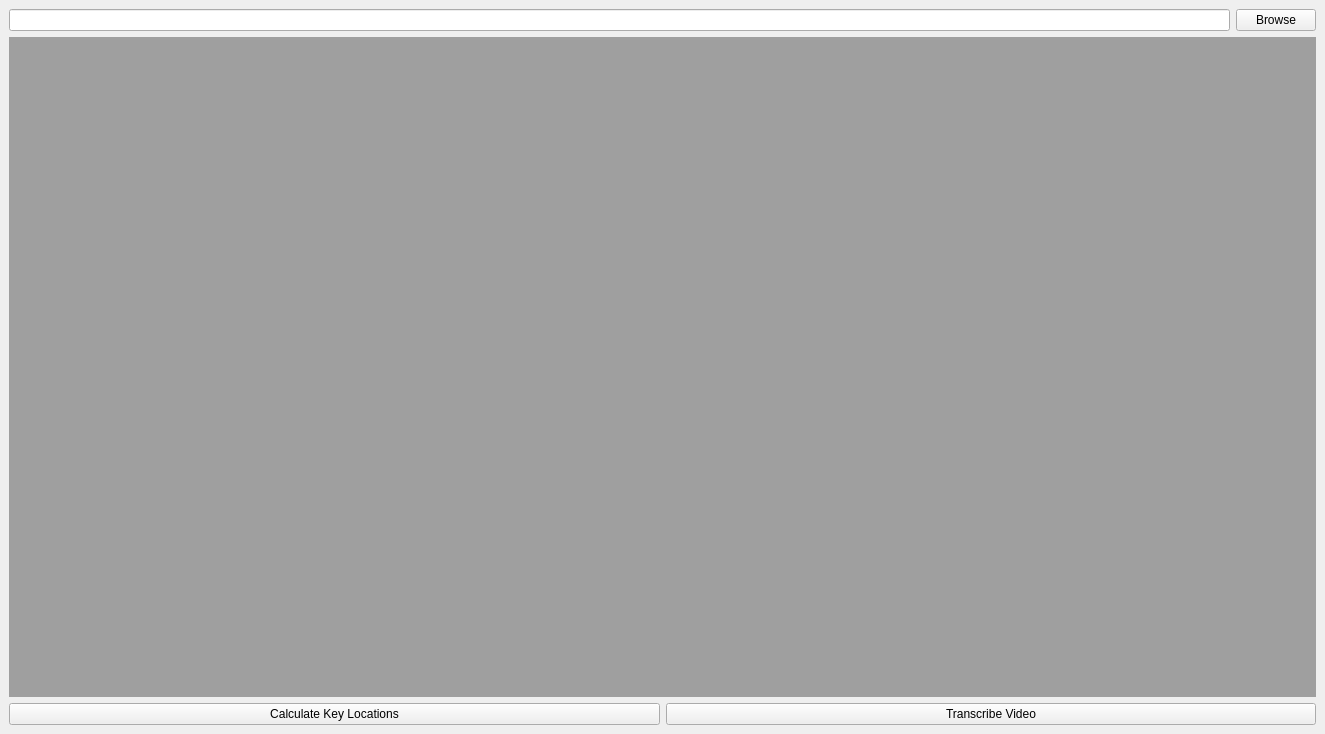
First picture: the form in synthesia_translator.ui, repository BEANB00ZLED/synthesia_translator, before the edit.
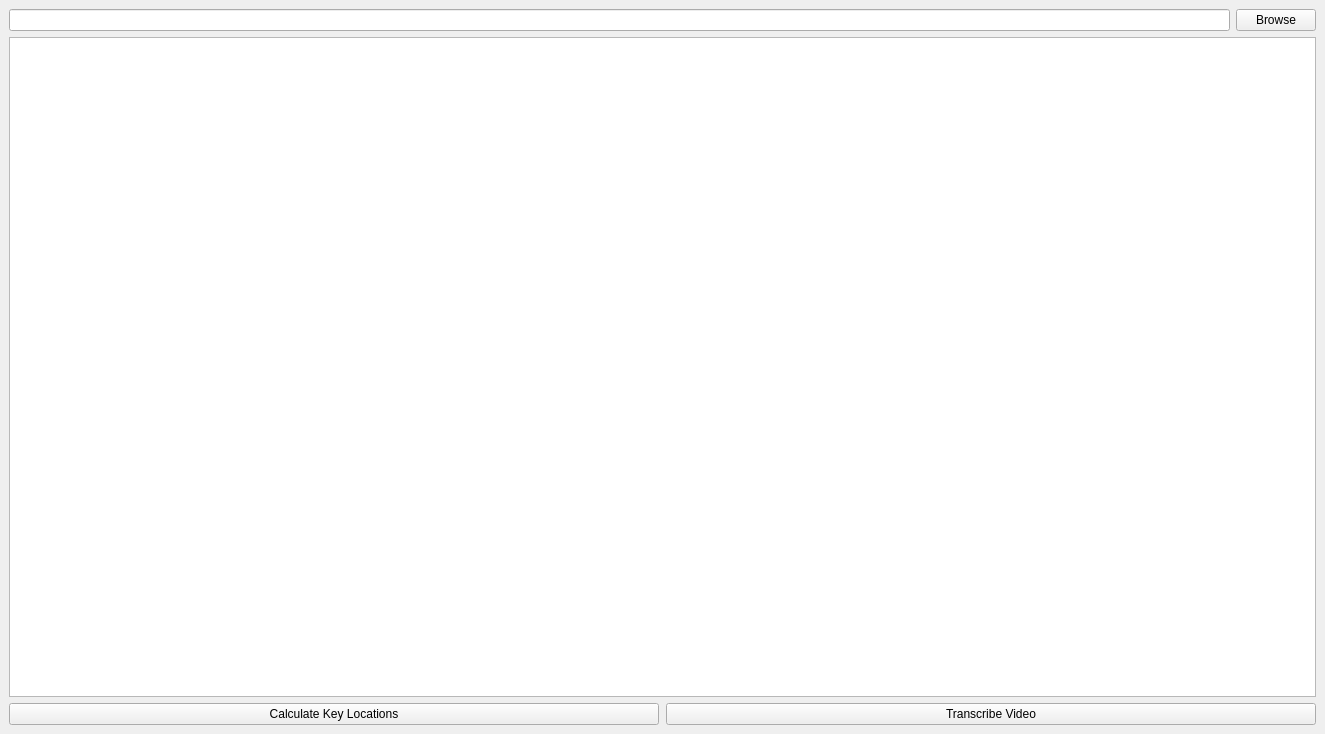
Second picture: the form after the edit.

Patch:
```diff
--- a/synthesia_translator.ui
+++ b/synthesia_translator.ui
@@ -38,10 +38,13 @@
      </layout>
     </item>
     <item>
-     <widget class="QMdiArea" name="mdiArea"/>
+     <widget class="QGraphicsView" name="videoView"/>
     </item>
     <item>
      <layout class="QHBoxLayout" name="horizontalLayout_2">
+      <property name="spacing">
+       <number>7</number>
+      </property>
       <item>
        <widget class="QPushButton" name="calculateKeysButton">
         <property name="text">
```
Left out of the diff: 2 changed lines with no effect on the pictures.
